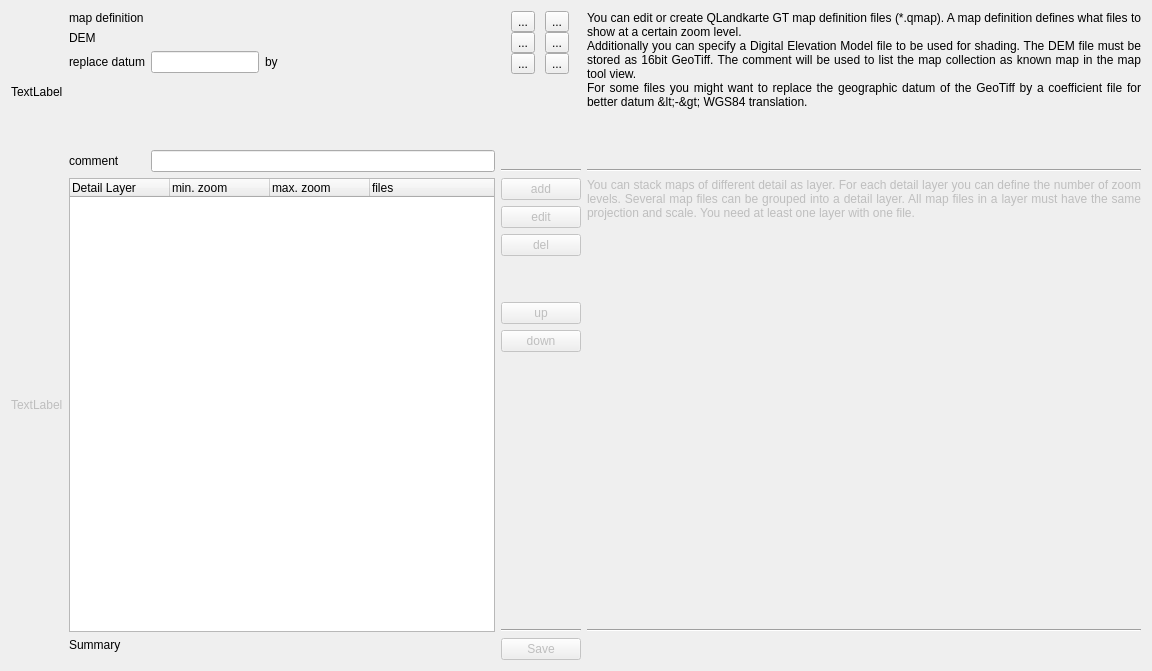
The window that src/ICreateMapQMAP.ui (ntruchsess/QLandkarteGT) describes before a commit, drawn with Qt 5.
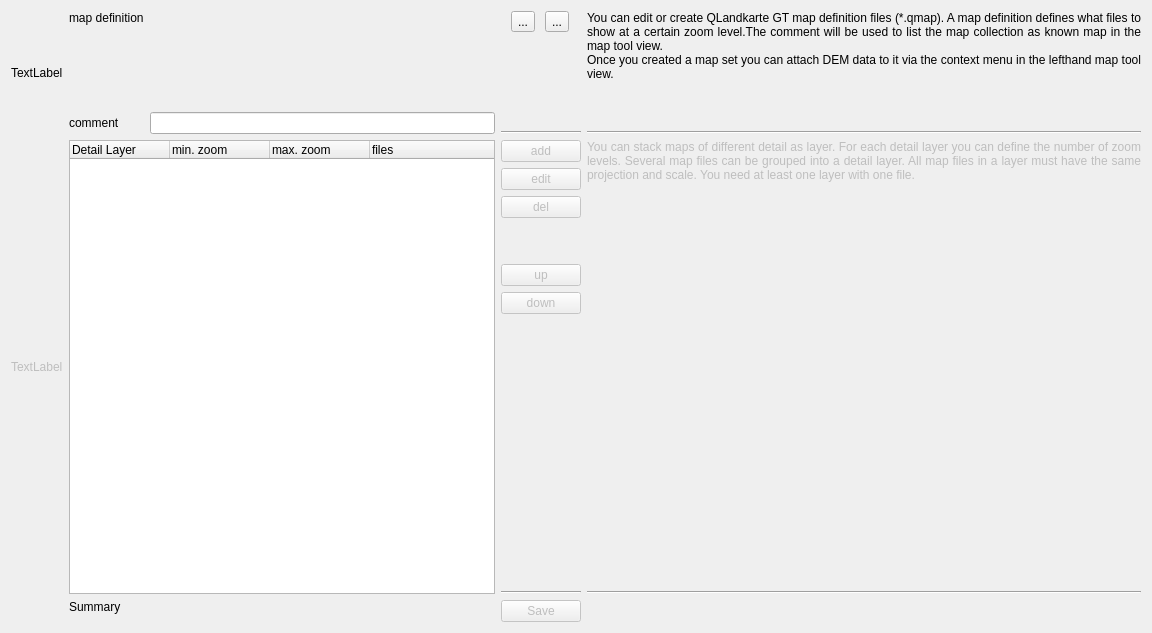
The same window after the commit.

Commit message:
changed handling of DEM data completely
DEM data is handled the same way for every kind of map. The
DEM data can be attached to a known map via context menu in
the map tool view.

What changed in the file:
```diff
--- a/src/ICreateMapQMAP.ui
+++ b/src/ICreateMapQMAP.ui
@@ -6,7 +6,7 @@
     <x>0</x>
     <y>0</y>
     <width>1152</width>
-    <height>671</height>
+    <height>633</height>
    </rect>
   </property>
   <property name="windowTitle" >
@@ -45,78 +45,17 @@
        </property>
       </widget>
      </item>
-     <item row="1" column="0" >
-      <widget class="QLabel" name="label_4" >
-       <property name="sizePolicy" >
-        <sizepolicy vsizetype="Preferred" hsizetype="Maximum" >
-         <horstretch>0</horstretch>
-         <verstretch>0</verstretch>
-        </sizepolicy>
-       </property>
-       <property name="text" >
-        <string>DEM</string>
-       </property>
-      </widget>
-     </item>
-     <item row="1" column="1" >
-      <widget class="QLabel" name="labelDEMData" >
-       <property name="text" >
-        <string/>
-       </property>
-      </widget>
-     </item>
      <item row="2" column="0" >
-      <widget class="QLabel" name="label_3" >
-       <property name="text" >
-        <string>replace datum</string>
-       </property>
-      </widget>
-     </item>
-     <item row="2" column="1" >
-      <layout class="QHBoxLayout" >
-       <item>
-        <widget class="QLineEdit" name="lineDatum" >
-         <property name="sizePolicy" >
-          <sizepolicy vsizetype="Fixed" hsizetype="Maximum" >
-           <horstretch>0</horstretch>
-           <verstretch>0</verstretch>
-          </sizepolicy>
-         </property>
-        </widget>
-       </item>
-       <item>
-        <widget class="QLabel" name="label_6" >
-         <property name="text" >
-          <string>by</string>
-         </property>
-        </widget>
-       </item>
-       <item>
-        <widget class="QLabel" name="labelGridFile" >
-         <property name="sizePolicy" >
-          <sizepolicy vsizetype="Preferred" hsizetype="MinimumExpanding" >
-           <horstretch>0</horstretch>
-           <verstretch>0</verstretch>
-          </sizepolicy>
-         </property>
-         <property name="text" >
-          <string/>
-         </property>
-        </widget>
-       </item>
-      </layout>
-     </item>
-     <item row="4" column="0" >
       <widget class="QLabel" name="label" >
        <property name="text" >
         <string>comment</string>
        </property>
       </widget>
      </item>
-     <item row="4" column="1" >
+     <item row="2" column="1" >
       <widget class="QLineEdit" name="lineComment" />
      </item>
-     <item row="3" column="1" >
+     <item row="1" column="1" >
       <spacer>
        <property name="orientation" >
         <enum>Qt::Vertical</enum>
@@ -135,10 +74,7 @@
     <layout class="QVBoxLayout" >
      <item>
       <layout class="QGridLayout" >
-       <property name="horizontalSpacing" >
-        <number>0</number>
-       </property>
-       <property name="verticalSpacing" >
+       <property name="spacing" >
         <number>0</number>
        </property>
        <item row="0" column="0" >
@@ -161,46 +97,6 @@
          </property>
         </widget>
        </item>
-       <item row="1" column="0" >
-        <widget class="QToolButton" name="toolAddDEM" >
-         <property name="toolTip" >
-          <string>&lt;html>&lt;head>&lt;meta name="qrichtext" content="1" />&lt;style type="text/css">
-p, li { white-space: pre-wrap; }
-&lt;/style>&lt;/head>&lt;body style=" font-family:'DejaVu Sans'; font-size:8pt; font-weight:400; font-style:normal;">
-&lt;p style=" margin-top:0px; margin-bottom:0px; margin-left:0px; margin-right:0px; -qt-block-indent:0; text-indent:0px;">Add file for Digital Eleveation Model file. The file must be a GeoTiff with 16 bit elevation data and the same projection as the map.&lt;/p>&lt;/body>&lt;/html></string>
-         </property>
-         <property name="text" >
-          <string>...</string>
-         </property>
-        </widget>
-       </item>
-       <item row="1" column="1" >
-        <widget class="QToolButton" name="toolDelDEM" >
-         <property name="toolTip" >
-          <string>&lt;html>&lt;head>&lt;meta name="qrichtext" content="1" />&lt;style type="text/css">
-p, li { white-space: pre-wrap; }
-&lt;/style>&lt;/head>&lt;body style=" font-family:'DejaVu Sans'; font-size:8pt; font-weight:400; font-style:normal;">
-&lt;p style=" margin-top:0px; margin-bottom:0px; margin-left:0px; margin-right:0px; -qt-block-indent:0; text-indent:0px;">Delete elevation data.&lt;/p>&lt;/body>&lt;/html></string>
-         </property>
-         <property name="text" >
-          <string>...</string>
-         </property>
-        </widget>
-       </item>
-       <item row="2" column="0" >
-        <widget class="QToolButton" name="toolAddGridFile" >
-         <property name="text" >
-          <string>...</string>
-         </property>
-        </widget>
-       </item>
-       <item row="2" column="1" >
-        <widget class="QToolButton" name="toolDelGridFile" >
-         <property name="text" >
-          <string>...</string>
-         </property>
-        </widget>
-       </item>
       </layout>
      </item>
      <item>
@@ -230,9 +126,8 @@
      <item>
       <widget class="QLabel" name="labelDoc1" >
        <property name="text" >
-        <string>You can edit or create QLandkarte GT map definition files (*.qmap). A map definition defines what files to show at a certain zoom level.
-Additionally you can specify a Digital Elevation Model file to be used for shading. The DEM file must be stored as 16bit GeoTiff. The comment will be used to list the map collection as known map in the map tool view.
-For some files you might want to replace the geographic datum of the GeoTiff by a coefficient file for better datum &lt;-> WGS84 translation.</string>
+        <string>You can edit or create QLandkarte GT map definition files (*.qmap). A map definition defines what files to show at a certain zoom level.The comment will be used to list the map collection as known map in the map tool view. 
+Once you created a map set you can attach DEM data to it via the context menu in the lefthand map tool view.</string>
        </property>
        <property name="alignment" >
         <set>Qt::AlignJustify|Qt::AlignTop</set>
```
Left out of the diff: 10 changed lines with no effect on the pictures. The commit also changes 18 other files.
